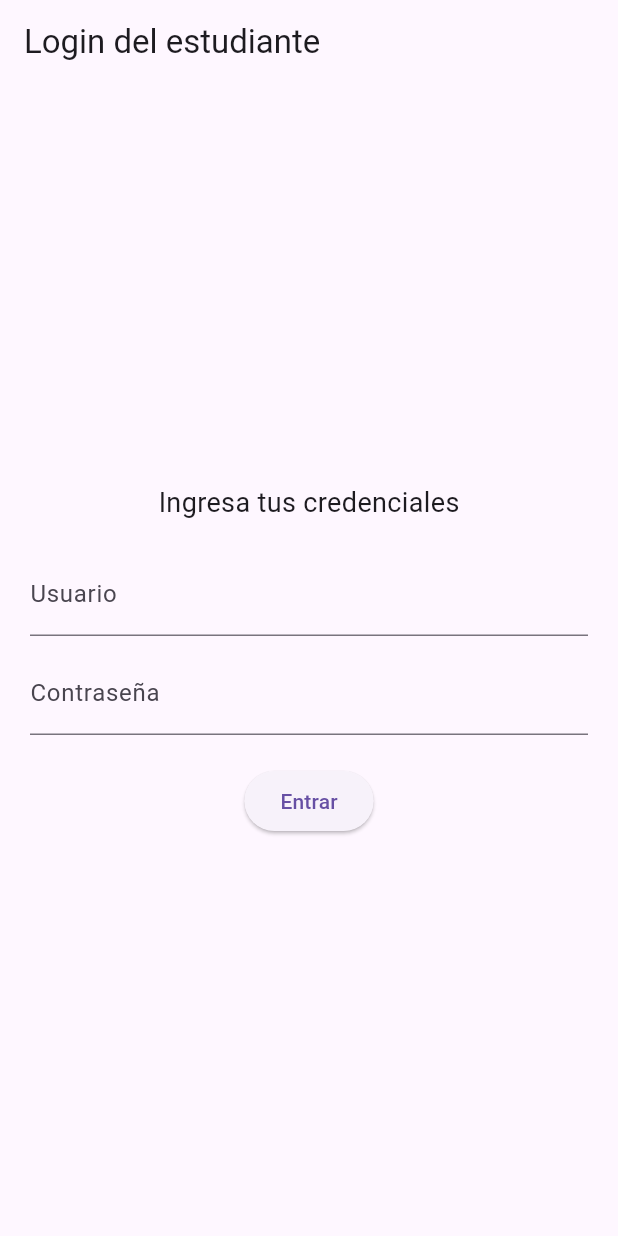
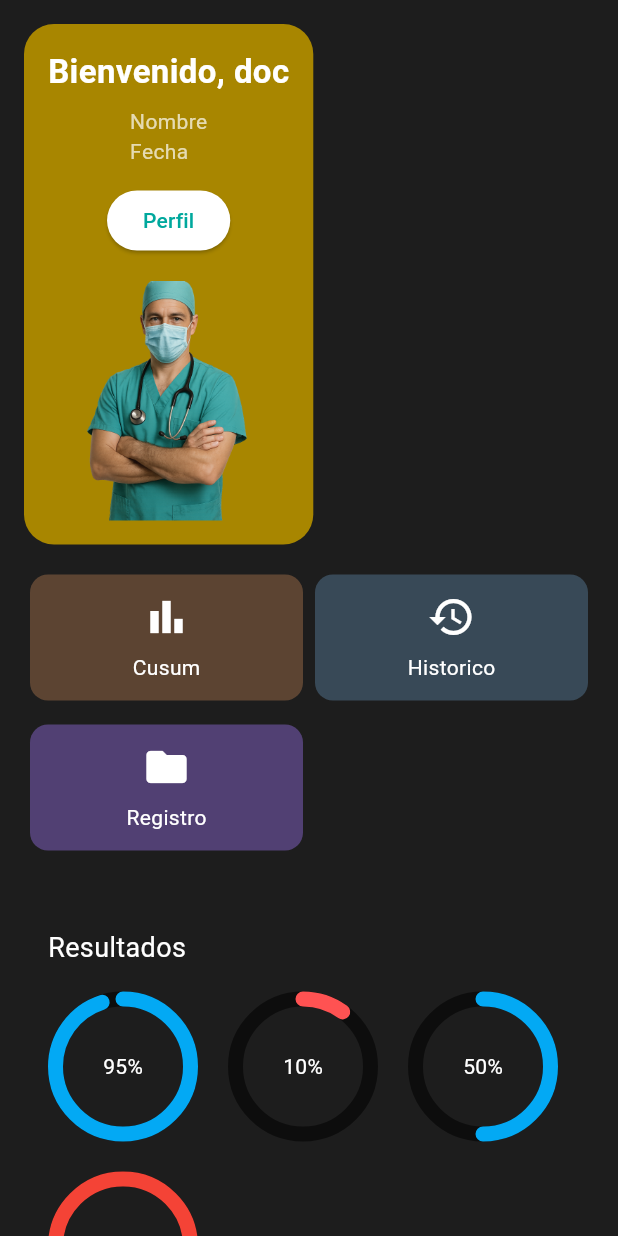
Before and after one commit to Annekatherinb/AppNestecia, a Flutter app: the screen it shows after launch, after a tap on "Saltar", after a tap on "Entrar", on a phone screen of 412 x 824 dp. Run offline on Flutter 3.47's test engine with Material 3 defaults, Android fonts, the phone set to English and light mode, and no system bars; drawn by our look-alikes of percent_indicator; our stand-ins replace animated_splash_screen, carousel_slider, page_transition, shared_preferences.

Commit message:
09/06/25

```diff
--- a/lib/carousel.dart
+++ b/lib/carousel.dart
@@ -85,10 +85,15 @@ class _CarouselScreenState extends State<CarouselScreen> with TickerProviderStat
   }
 
   Widget _buildPage(OnboardingItem item) {
+    final screenHeight = MediaQuery.of(context).size.height;
+
     return Column(
       mainAxisAlignment: MainAxisAlignment.center,
       children: [
-        Image.asset(item.image, height: 220),
+        Image.asset(
+          item.image,
+          height: screenHeight * 0.4,
+        ),
         const SizedBox(height: 30),
         Text(item.title, style: const TextStyle(fontSize: 22, fontWeight: FontWeight.bold)),
         const SizedBox(height: 10),
@@ -126,6 +131,7 @@ class _CarouselScreenState extends State<CarouselScreen> with TickerProviderStat
   @override
   Widget build(BuildContext context) {
     return Scaffold(
+      backgroundColor: const Color(0xFFFDFBF6),
       body: SafeArea(
         child: Stack(
           children: [
--- /dev/null
+++ b/lib/dashboard.dart
@@ -0,0 +1,255 @@
+import 'package:flutter/material.dart';
+import 'package:percent_indicator/circular_percent_indicator.dart';
+
+class DashboardPage extends StatelessWidget {
+  const DashboardPage({super.key});
+
+  @override
+  Widget build(BuildContext context) {
+    final size = MediaQuery.of(context).size;
+
+    return Scaffold(
+      backgroundColor: const Color(0xFF1D1D1D),
+      body: SafeArea(
+        child: LayoutBuilder(
+          builder: (context, constraints) {
+            double horizontalPadding = constraints.maxWidth > 600 ? 32 : 16;
+
+            return SingleChildScrollView(
+              padding: EdgeInsets.symmetric(horizontal: horizontalPadding, vertical: 16),
+              child: Column(
+                crossAxisAlignment: CrossAxisAlignment.start,
+                children: [
+                  _buildHeader(constraints),
+                  const SizedBox(height: 16),
+                  _buildMenuButtons(constraints),
+                  const SizedBox(height: 32),
+                  _buildResultsSection(),
+                ],
+              ),
+            );
+          },
+        ),
+      ),
+    );
+  }
+
+  Widget _buildHeader(BoxConstraints constraints) {
+    bool isWide = constraints.maxWidth > 600;
+
+    return Container(
+      decoration: BoxDecoration(
+        color: const Color(0xFFA88600),
+        borderRadius: BorderRadius.circular(20),
+      ),
+      padding: const EdgeInsets.all(16),
+      child: isWide
+          ? Row(
+        crossAxisAlignment: CrossAxisAlignment.start,
+        children: [
+          Expanded(
+            child: Column(
+              crossAxisAlignment: CrossAxisAlignment.start,
+              mainAxisSize: MainAxisSize.min,
+              children: [
+                const Text(
+                  "Bienvenido, doc",
+                  style: TextStyle(color: Colors.white, fontSize: 22, fontWeight: FontWeight.bold),
+                ),
+                const SizedBox(height: 8),
+                const Text("Nombre\nFecha", style: TextStyle(color: Colors.white70)),
+                const SizedBox(height: 12),
+                ElevatedButton(
+                  onPressed: () {},
+                  style: ElevatedButton.styleFrom(
+                    backgroundColor: Colors.white,
+                    foregroundColor: const Color(0xFF00A89D),
+                    shape: RoundedRectangleBorder(
+                      borderRadius: BorderRadius.circular(20),
+                    ),
+                  ),
+                  child: const Text("Perfil"),
+                )
+              ],
+            ),
+          ),
+          const SizedBox(width: 16),
+          ClipRRect(
+            borderRadius: BorderRadius.circular(16),
+            child: Image.asset(
+              'assets/images/doctor.png',
+              height: 160,
+              width: 120,
+              fit: BoxFit.cover,
+            ),
+          ),
+        ],
+      )
+          : Column(
+        crossAxisAlignment: CrossAxisAlignment.center,
+        children: [
+          const Text(
+            "Bienvenido, doc",
+            style: TextStyle(color: Colors.white, fontSize: 22, fontWeight: FontWeight.bold),
+          ),
+          const SizedBox(height: 8),
+          const Text("Nombre\nFecha", style: TextStyle(color: Colors.white70)),
+          const SizedBox(height: 12),
+          ElevatedButton(
+            onPressed: () {},
+            style: ElevatedButton.styleFrom(
+              backgroundColor: Colors.white,
+              foregroundColor: const Color(0xFF00A89D),
+              shape: RoundedRectangleBorder(
+                borderRadius: BorderRadius.circular(20),
+              ),
+            ),
+            child: const Text("Perfil"),
+          ),
+          const SizedBox(height: 16),
+          ClipRRect(
+            borderRadius: BorderRadius.circular(16),
+            child: Image.asset(
+              'assets/images/doctor.png',
+              height: 160,
+              width: 120,
+              fit: BoxFit.cover,
+            ),
+          ),
+        ],
+      ),
+    );
+  }
+
+  Widget _buildMenuButtons(BoxConstraints constraints) {
+    bool isWide = constraints.maxWidth > 600;
+
+    return isWide
+        ? Row(
+      children: [
+        _expandedMenuButton(Icons.bar_chart, "Cusum", const Color(0xFF5C4432)),
+        _expandedMenuButton(Icons.history, "Historico", const Color(0xFF384957)),
+        _expandedMenuButton(Icons.folder, "Registro", const Color(0xFF514073)),
+      ],
+    )
+        : Column(
+      children: [
+        Row(
+          children: [
+            _expandedMenuButton(Icons.bar_chart, "Cusum", const Color(0xFF5C4432)),
+            _expandedMenuButton(Icons.history, "Historico", const Color(0xFF384957)),
+          ],
+        ),
+        const SizedBox(height: 8),
+        Row(
+          children: [
+            _expandedMenuButton(Icons.folder, "Registro", const Color(0xFF514073)),
+            const Spacer(),
+          ],
+        ),
+      ],
+    );
+  }
+
+  Widget _expandedMenuButton(IconData icon, String title, Color color) {
+    return Expanded(
+      child: Container(
+        margin: const EdgeInsets.symmetric(horizontal: 4, vertical: 4),
+        padding: const EdgeInsets.all(12),
+        decoration: BoxDecoration(
+          color: color,
+          borderRadius: BorderRadius.circular(12),
+        ),
+        child: Column(
+          children: [
+            Icon(icon, size: 32, color: Colors.white),
+            const SizedBox(height: 8),
+            Text(title, style: const TextStyle(color: Colors.white, fontSize: 14)),
+          ],
+        ),
+      ),
+    );
+  }
+
+  Widget _buildResultsSection() {
+    return Padding(
+      padding: const EdgeInsets.all(16.0),
+      child: Column(
+        crossAxisAlignment: CrossAxisAlignment.start,
+        children: [
+          const Text("Resultados", style: TextStyle(fontSize: 18, color: Colors.white)),
+          const SizedBox(height: 16),
+          Wrap(
+            spacing: 20,
+            runSpacing: 20,
+            children: [
+              CircularPercentIndicator(
+                radius: 50.0,
+                lineWidth: 10.0,
+                percent: 0.95,
+                center: Text("95%", style: TextStyle(color: Colors.white)),
+                progressColor: Colors.lightBlue,
+                backgroundColor: Colors.black54,
+                circularStrokeCap: CircularStrokeCap.round,
+              ),
+              CircularPercentIndicator(
+                radius: 50.0,
+                lineWidth: 10.0,
+                percent: 0.10,
+                center: Text("10%", style: TextStyle(color: Colors.white)),
+                progressColor: Colors.redAccent,
+                backgroundColor: Colors.black54,
+                circularStrokeCap: CircularStrokeCap.round,
+              ),
+              CircularPercentIndicator(
+                radius: 50.0,
+                lineWidth: 10.0,
+                percent: 0.50,
+                center: Text("50%", style: TextStyle(color: Colors.white)),
+                progressColor: Colors.lightBlue,
+                backgroundColor: Colors.black54,
+                circularStrokeCap: CircularStrokeCap.round,
+              ),
+              CircularPercentIndicator(
+                radius: 50.0,
+                lineWidth: 10.0,
+                percent: 1.0,
+                center: Text("100%", style: TextStyle(color: Colors.white)),
+                progressColor: Colors.red,
+                backgroundColor: Colors.black54,
+                circularStrokeCap: CircularStrokeCap.round,
+              ),
+            ],
+          ),
+        ],
+      ),
+    );
+  }
+}
+
+class _ProgressCircle extends StatelessWidget {
+  final int percent;
+  final Color color;
+
+  const _ProgressCircle(this.percent, this.color, {super.key});
+
+  @override
+  Widget build(BuildContext context) {
+    return SizedBox(
+      width: 70,
+      height: 70,
+      child: Stack(
+        alignment: Alignment.center,
+        children: [
+          CircularProgressIndicator(
+            value: percent / 100,
+            strokeWidth: 6,
+            backgroundColor: Colors.grey.shade800,
+            valueColor: AlwaysStoppedAnimation(color),
+          ),
+          Text("$percent%", style: const TextStyle(color: Colors.white)),
+        ],
+      ),
+    );
+  }
+}
--- a/lib/login.dart
+++ b/lib/login.dart
@@ -1,13 +1,53 @@
 import 'package:flutter/material.dart';
+import 'dashboard.dart';
 
-class LoginScreen extends StatelessWidget {
+class LoginScreen extends StatefulWidget {
   const LoginScreen({super.key});
+
+  @override
+  State<LoginScreen> createState() => _LoginScreenState();
+}
+
+class _LoginScreenState extends State<LoginScreen> with SingleTickerProviderStateMixin {
+  late AnimationController _controller;
+  late Animation<double> _fadeAnimation;
+  late Animation<Offset> _slideAnimation;
+
+  @override
+  void initState() {
+    super.initState();
+
+    _controller = AnimationController(
+      vsync: this,
+      duration: const Duration(milliseconds: 800),
+    );
+
+    _fadeAnimation = Tween<double>(begin: 0, end: 1).animate(
+      CurvedAnimation(parent: _controller, curve: Curves.easeIn),
+    );
+
+    _slideAnimation = Tween<Offset>(begin: const Offset(0, 0.2), end: Offset.zero).animate(
+      CurvedAnimation(parent: _controller, curve: Curves.easeOut),
+    );
+
+    _controller.forward();
+  }
+
+  @override
+  void dispose() {
+    _controller.dispose();
+    super.dispose();
+  }
 
   @override
   Widget build(BuildContext context) {
     return Scaffold(
       appBar: AppBar(title: const Text("Login del estudiante")),
-      body: Center(
+      body: FadeTransition(
+        opacity: _fadeAnimation,
+        child: SlideTransition(
+          position: _slideAnimation,
+          child: Center(
             child: Padding(
               padding: const EdgeInsets.all(20),
               child: Column(
@@ -15,18 +55,21 @@ class LoginScreen extends StatelessWidget {
                 children: [
                   const Text("Ingresa tus credenciales", style: TextStyle(fontSize: 18)),
                   const SizedBox(height: 20),
-              TextField(
-                decoration: const InputDecoration(labelText: "Usuario"),
+                  const TextField(
+                    decoration: InputDecoration(labelText: "Usuario"),
                   ),
                   const SizedBox(height: 10),
-              TextField(
+                  const TextField(
                     obscureText: true,
-                decoration: const InputDecoration(labelText: "Contraseña"),
+                    decoration: InputDecoration(labelText: "Contraseña"),
                   ),
                   const SizedBox(height: 20),
                   ElevatedButton(
                     onPressed: () {
-                  // Aquí puedes manejar el login
+                      Navigator.push(
+                      context,
+                      MaterialPageRoute(builder: (context) => const DashboardPage()),
+                      );
                     },
                     child: const Text("Entrar"),
                   ),
@@ -34,6 +77,8 @@ class LoginScreen extends StatelessWidget {
               ),
             ),
           ),
+        ),
+      ),
     );
   }
 }
--- a/lib/main.dart
+++ b/lib/main.dart
@@ -1,7 +1,5 @@
 import 'package:flutter/material.dart';
 import 'package:shared_preferences/shared_preferences.dart';
-import 'login.dart';
-import 'carousel.dart';
 import 'splash_screen.dart';
 
 
@@ -29,91 +27,3 @@ class MyApp extends StatelessWidget {
     );
   }
 }
-
-
-
-class MyHomePage extends StatefulWidget {
-  const MyHomePage({super.key, required this.title});
-
-  // This widget is the home page of your application. It is stateful, meaning
-  // that it has a State object (defined below) that contains fields that affect
-  // how it looks.
-
-  // This class is the configuration for the state. It holds the values (in this
-  // case the title) provided by the parent (in this case the App widget) and
-  // used by the build method of the State. Fields in a Widget subclass are
-  // always marked "final".
-
-  final String title;
-
-  @override
-  State<MyHomePage> createState() => _MyHomePageState();
-}
-
-class _MyHomePageState extends State<MyHomePage> {
-  int _counter = 0;
-
-  void _incrementCounter() {
-    setState(() {
-      // This call to setState tells the Flutter framework that something has
-      // changed in this State, which causes it to rerun the build method below
-      // so that the display can reflect the updated values. If we changed
-      // _counter without calling setState(), then the build method would not be
-      // called again, and so nothing would appear to happen.
-      _counter++;
-    });
-  }
-
-  @override
-  Widget build(BuildContext context) {
-    // This method is rerun every time setState is called, for instance as done
-    // by the _incrementCounter method above.
-    //
-    // The Flutter framework has been optimized to make rerunning build methods
-    // fast, so that you can just rebuild anything that needs updating rather
-    // than having to individually change instances of widgets.
-    return Scaffold(
-      appBar: AppBar(
-        // TRY THIS: Try changing the color here to a specific color (to
-        // Colors.amber, perhaps?) and trigger a hot reload to see the AppBar
-        // change color while the other colors stay the same.
-        backgroundColor: Theme.of(context).colorScheme.inversePrimary,
-        // Here we take the value from the MyHomePage object that was created by
-        // the App.build method, and use it to set our appbar title.
-        title: Text(widget.title),
-      ),
-      body: Center(
-        // Center is a layout widget. It takes a single child and positions it
-        // in the middle of the parent.
-        child: Column(
-          // Column is also a layout widget. It takes a list of children and
-          // arranges them vertically. By default, it sizes itself to fit its
-          // children horizontally, and tries to be as tall as its parent.
-          //
-          // Column has various properties to control how it sizes itself and
-          // how it positions its children. Here we use mainAxisAlignment to
-          // center the children vertically; the main axis here is the vertical
-          // axis because Columns are vertical (the cross axis would be
-          // horizontal).
-          //
-          // TRY THIS: Invoke "debug painting" (choose the "Toggle Debug Paint"
-          // action in the IDE, or press "p" in the console), to see the
-          // wireframe for each widget.
-          mainAxisAlignment: MainAxisAlignment.center,
-          children: <Widget>[
-            const Text('You have pushed the button this many times:'),
-            Text(
-              '$_counter',
-              style: Theme.of(context).textTheme.headlineMedium,
-            ),
-          ],
-        ),
-      ),
-      floatingActionButton: FloatingActionButton(
-        onPressed: _incrementCounter,
-        tooltip: 'Increment',
-        child: const Icon(Icons.add),
-      ), // This trailing comma makes auto-formatting nicer for build methods.
-    );
-  }
-}
--- a/lib/splash_screen.dart
+++ b/lib/splash_screen.dart
@@ -2,7 +2,6 @@ import 'package:flutter/material.dart';
 import 'package:animated_splash_screen/animated_splash_screen.dart';
 import 'package:page_transition/page_transition.dart';
 import 'carousel.dart';
-import 'login.dart';
 
 class SplashScreenApp extends StatefulWidget {
   final bool showOnboarding;
@@ -15,21 +14,26 @@ class SplashScreenApp extends StatefulWidget {
 class _SplashScreenAppState extends State<SplashScreenApp> {
   @override
   Widget build(BuildContext context) {
-    return AnimatedSplashScreen(
-      splash: Stack(
+    final screenHeight = MediaQuery.of(context).size.height;
+
+    return Stack(
       children: [
+        // Fondo fijo que cubre toda la pantalla
         Positioned.fill(
-            child: FittedBox(
-              fit: BoxFit.contain,
-              alignment: Alignment.center,
-              child: Image.asset('assets/images/hospital.png'),
+          child: Image.asset(
+            'assets/images/hospital.png',
+            fit: BoxFit.cover,
+            height: screenHeight,
           ),
         ),
-          Center(
+        // Pantalla con animación
+        AnimatedSplashScreen(
+          backgroundColor: Colors.transparent, // Evita cubrir el fondo
+          splash: Center(
             child: Column(
               mainAxisSize: MainAxisSize.min,
               children: [
-                Image.asset('assets/images/principalLOG.png', height: 100),
+                Image.asset('assets/images/principalLOG.png', height: 140),
                 const SizedBox(height: 20),
                 const Text(
                   "Anestesia App",
@@ -49,15 +53,13 @@ class _SplashScreenAppState extends State<SplashScreenApp> {
               ],
             ),
           ),
-        ],
-      ),
           splashIconSize: 400,
           duration: 2500,
-      backgroundColor: Colors.black,
           splashTransition: SplashTransition.scaleTransition,
           pageTransitionType: PageTransitionType.fade,
-
-      nextScreen:const CarouselScreen(),
+          nextScreen: const CarouselScreen(),
+        ),
+      ],
     );
   }
 }
--- a/pubspec.yaml
+++ b/pubspec.yaml
@@ -37,6 +37,7 @@ dependencies:
   carousel_slider: ^5.0.0
   animated_splash_screen: ^1.3.0
   shared_preferences: ^2.2.2
+  percent_indicator: ^4.2.5
 
 dev_dependencies:
   flutter_test:
@@ -67,6 +68,7 @@ flutter:
       - assets/images/C3.png
       - assets/images/principalLOG.png
       - assets/images/hospital.png
+      - assets/images/doctor.png
 
   # The following line ensures that the Material Icons font is
   # included with your application, so that you can use the icons in
```
Also changed, not shown: assets/images/doctor.png (added), pubspec.lock, 1 other file. Lines whose indentation alone changed are shown as unchanged.
